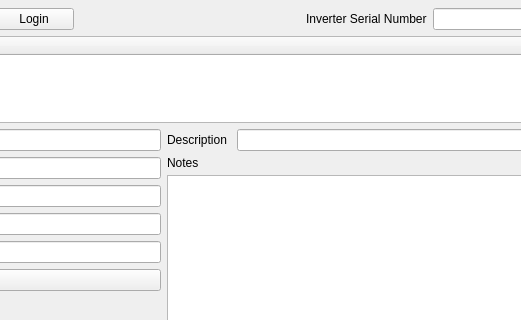
Before: the Qt Designer form epyqlib/tabs/files/filesview.ui in epcpower/stlib, drawn with Qt 5; both pictures show x 336 to 857 and y 0 to 320 of the 1000 by 600 pixel window.
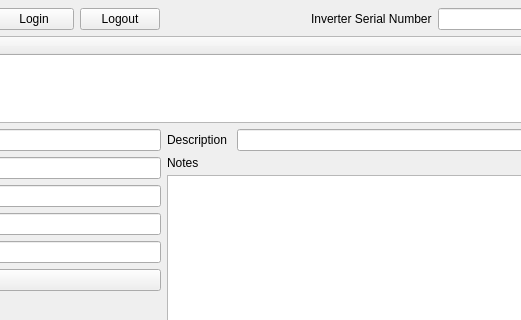
After: the same form once the commit is applied.

Commit message: add logout button

Patch:
```diff
--- a/epyqlib/tabs/files/filesview.ui
+++ b/epyqlib/tabs/files/filesview.ui
@@ -438,6 +438,13 @@
          </property>
         </widget>
        </item>
+       <item>
+        <widget class="QPushButton" name="logout">
+         <property name="text">
+          <string>Logout</string>
+         </property>
+        </widget>
+       </item>
        <item>
         <spacer name="horizontalSpacer_4">
          <property name="orientation">
```
The commit also changes 2 other files.
